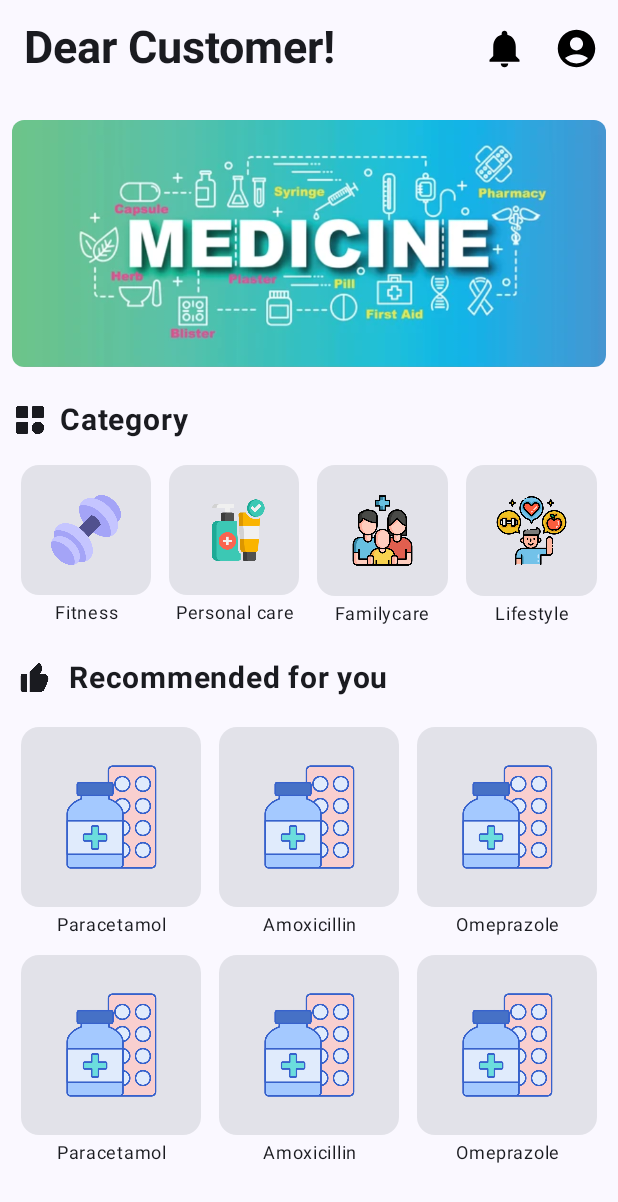
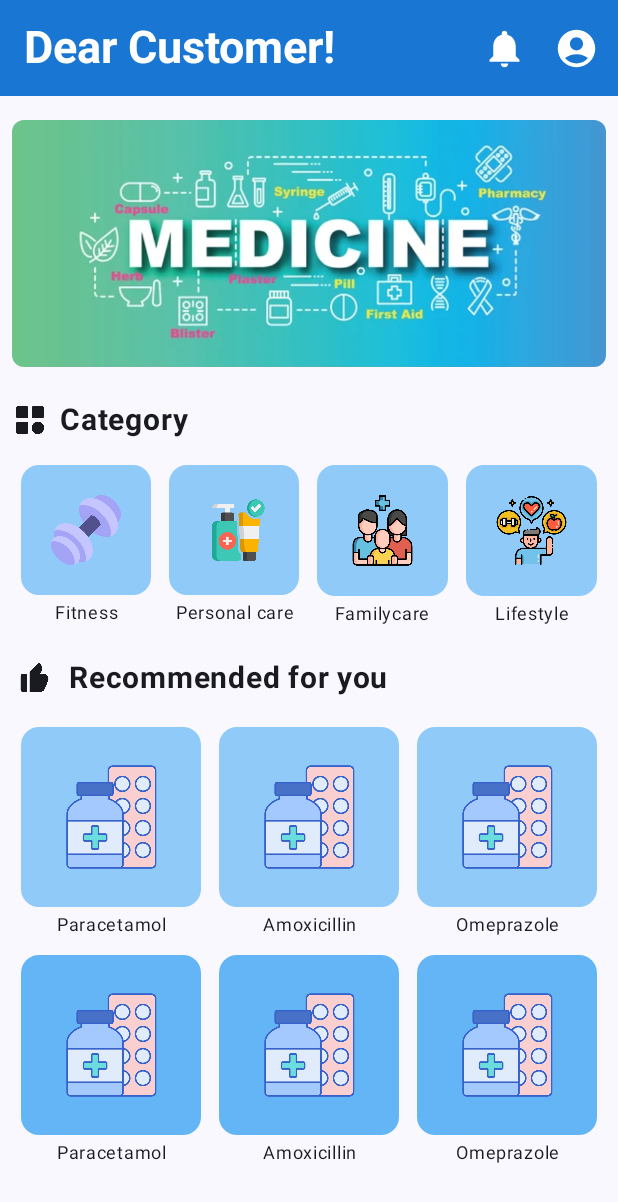
Before and after one commit to Angad-Gupta-2005/MedicalApp, an Android app built with Jetpack Compose: the HomeScreen screen opened through its navigation route, on a phone screen of 412 x 824 dp. Shown: the top 1202 px of the screen. Run offline under Robolectric (Android 15) with nearby library versions, the phone set to English and light mode, and no system bars; our stand-ins replace Dagger/Hilt's generated code.

```diff
--- a/app/src/main/java/com/angad/medicalapp/screens/HomeScreen.kt
+++ b/app/src/main/java/com/angad/medicalapp/screens/HomeScreen.kt
@@ -16,12 +16,14 @@ import androidx.compose.material.icons.filled.AccountCircle
 import androidx.compose.material.icons.filled.Info
 import androidx.compose.material.icons.filled.Menu
 import androidx.compose.material3.Card
+import androidx.compose.material3.CardDefaults
 import androidx.compose.material3.ExperimentalMaterial3Api
 import androidx.compose.material3.Icon
 import androidx.compose.material3.IconButton
 import androidx.compose.material3.Scaffold
 import androidx.compose.material3.Text
 import androidx.compose.material3.TopAppBar
+import androidx.compose.material3.TopAppBarDefaults
 import androidx.compose.ui.Alignment
 import androidx.compose.ui.Modifier
 import androidx.compose.ui.draw.clip
@@ -49,12 +51,16 @@ fun HomeScreen(navController: NavController) {
                     fontFamily = FontFamily.SansSerif,
                     fontSize = 30.sp
                 ) },
+                colors = TopAppBarDefaults.topAppBarColors(
+                    containerColor = Color(0xFF1976D2),
+                    titleContentColor = Color.White
+                ),
                 actions = {
                     IconButton(onClick = { /* Handle notification click */ }) {
                         Icon(
                             imageVector = Icons.Filled.Notifications,
                             contentDescription = "Notifications",
-                            tint = Color.Black,
+                            tint = Color.White,
                             modifier = Modifier.size(30.dp)
                         )
                     }
@@ -66,7 +72,7 @@ fun HomeScreen(navController: NavController) {
                         Icon(
                             imageVector = Icons.Filled.AccountCircle,
                             contentDescription = "Profile",
-                            tint = Color.Black,
+                            tint = Color.White,
                             modifier = Modifier.size(30.dp)
                         )
                     }
@@ -128,7 +134,9 @@ fun HomeScreen(navController: NavController) {
                         .weight(0.25f)
                         .padding(horizontal = 6.dp)
                 ) {
-                    Card {
+                    Card(
+                        colors = CardDefaults.cardColors(containerColor = Color(0xFF90CAF9))
+                    ) {
                         Image(
                             painter = painterResource(id = R.drawable.weight),
                             contentDescription = "Fitness",
@@ -152,7 +160,9 @@ fun HomeScreen(navController: NavController) {
                         .weight(0.25f)
                         .padding(horizontal = 6.dp)
                 ) {
-                    Card {
+                    Card(
+                        colors = CardDefaults.cardColors(containerColor = Color(0xFF90CAF9))
+                    ) {
                         Image(
                             painter = painterResource(id = R.drawable.personal_care),
                             contentDescription = "Personal care",
@@ -176,7 +186,9 @@ fun HomeScreen(navController: NavController) {
                         .weight(0.25f)
                         .padding(horizontal = 6.dp)
                 ) {
-                    Card {
+                    Card(
+                        colors = CardDefaults.cardColors(containerColor = Color(0xFF90CAF9))
+                    ) {
                         Image(
                             painter = painterResource(id = R.drawable.medicine),
                             contentDescription = "Familymedicine",
@@ -200,7 +212,9 @@ fun HomeScreen(navController: NavController) {
                         .weight(0.25f)
                         .padding(horizontal = 6.dp)
                 ) {
-                    Card {
+                    Card(
+                        colors = CardDefaults.cardColors(containerColor = Color(0xFF90CAF9))
+                    ) {
                         Image(
                             painter = painterResource(id = R.drawable.lifestyles),
                             contentDescription = "Lifestyle",
@@ -254,7 +268,9 @@ fun HomeScreen(navController: NavController) {
                         .weight(0.25f)
                         .padding(horizontal = 6.dp)
                 ) {
-                    Card {
+                    Card(
+                        colors = CardDefaults.cardColors(containerColor = Color(0xFF90CAF9))
+                    ) {
                         Image(
                             painter = painterResource(id = R.drawable.products),
                             contentDescription = "Paracetamol",
@@ -278,7 +294,9 @@ fun HomeScreen(navController: NavController) {
                         .weight(0.25f)
                         .padding(horizontal = 6.dp)
                 ) {
-                    Card {
+                    Card(
+                        colors = CardDefaults.cardColors(containerColor = Color(0xFF90CAF9))
+                    ) {
                         Image(
                             painter = painterResource(id = R.drawable.products),
                             contentDescription = "Amoxicillin",
@@ -302,7 +320,9 @@ fun HomeScreen(navController: NavController) {
                         .weight(0.25f)
                         .padding(horizontal = 6.dp)
                 ) {
-                    Card {
+                    Card(
+                        colors = CardDefaults.cardColors(containerColor = Color(0xFF90CAF9))
+                    ) {
                         Image(
                             painter = painterResource(id = R.drawable.products),
                             contentDescription = "Omeprazole",
@@ -334,7 +354,9 @@ fun HomeScreen(navController: NavController) {
                         .weight(0.25f)
                         .padding(horizontal = 6.dp)
                 ) {
-                    Card {
+                    Card(
+                        colors = CardDefaults.cardColors(containerColor = Color(0xFF64B5F6))
+                    ) {
                         Image(
                             painter = painterResource(id = R.drawable.products),
                             contentDescription = "Paracetamol",
@@ -358,7 +380,9 @@ fun HomeScreen(navController: NavController) {
                         .weight(0.25f)
                         .padding(horizontal = 6.dp)
                 ) {
-                    Card {
+                    Card(
+                        colors = CardDefaults.cardColors(containerColor = Color(0xFF64B5F6))
+                    ) {
                         Image(
                             painter = painterResource(id = R.drawable.products),
                             contentDescription = "Amoxicillin",
@@ -382,7 +406,9 @@ fun HomeScreen(navController: NavController) {
                         .weight(0.25f)
                         .padding(horizontal = 6.dp)
                 ) {
-                    Card {
+                    Card(
+                        colors = CardDefaults.cardColors(containerColor = Color(0xFF64B5F6))
+                    ) {
                         Image(
                             painter = painterResource(id = R.drawable.products),
                             contentDescription = "Omeprazole",
```
Also changed, not shown: app/src/main/java/com/angad/medicalapp/screens/BottomNav.kt (+19 -6 lines), app/src/main/java/com/angad/medicalapp/screens/GetAllProductScreen.kt (+55 -11 lines).
